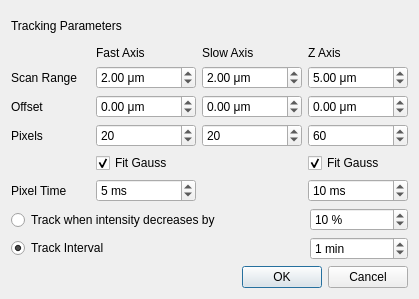
Old version of the form src/qudi/gui/confocal/set_tracking_parameters.ui in the repository tugatoconhelado/Qoptics_exp.
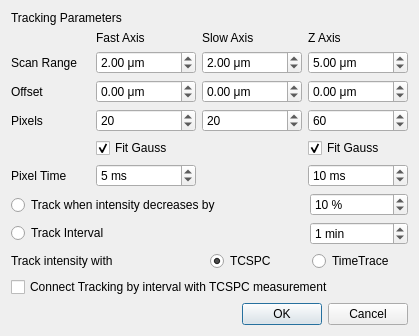
New version of the form.

Commit message: TCSPC progress bar

Diff of the .ui file:
```diff
--- a/src/qudi/gui/confocal/set_tracking_parameters.ui
+++ b/src/qudi/gui/confocal/set_tracking_parameters.ui
@@ -7,15 +7,15 @@
     <x>0</x>
     <y>0</y>
     <width>419</width>
-    <height>299</height>
+    <height>318</height>
    </rect>
   </property>
   <property name="windowTitle">
    <string>Set tracking parameters</string>
   </property>
-  <layout class="QVBoxLayout" name="verticalLayout_2">
+  <layout class="QVBoxLayout" name="verticalLayout_2" stretch="0,0">
    <item>
-    <layout class="QVBoxLayout" name="main_layout" stretch="1,5,1">
+    <layout class="QVBoxLayout" name="main_layout" stretch="1,0,2">
      <item>
       <layout class="QHBoxLayout" name="track_interval_layout">
        <item>
@@ -28,8 +28,6 @@
       </layout>
      </item>
      <item>
-      <layout class="QVBoxLayout" name="scan_config_layout" stretch="3">
-       <item>
         <layout class="QGridLayout" name="scan_parameters_layout" rowstretch="1,1,1,1,1,1" columnstretch="1,1,1,1">
          <item row="1" column="1">
           <widget class="QDoubleSpinBox" name="fast_axis_scan_size_spinbox">
@@ -326,10 +324,10 @@
          </item>
         </layout>
        </item>
-      </layout>
-     </item>
      <item>
-      <layout class="QHBoxLayout" name="tracking_config_layout" stretch="3,1">
+      <layout class="QVBoxLayout" name="tracking_config_layout">
+       <item>
+        <layout class="QHBoxLayout" name="tracking_interval_layout" stretch="3,1">
        <item>
         <layout class="QVBoxLayout" name="tracking_options_layout">
          <item>
@@ -352,7 +350,7 @@
         </layout>
        </item>
        <item>
-        <layout class="QVBoxLayout" name="verticalLayout_5">
+          <layout class="QVBoxLayout" name="tracking_values_layout">
          <item>
           <widget class="QSpinBox" name="track_intensity_spinbox">
            <property name="suffix">
@@ -380,6 +378,43 @@
           </widget>
          </item>
         </layout>
+         </item>
+        </layout>
+       </item>
+       <item>
+        <layout class="QHBoxLayout" name="intensity_tracker_layout" stretch="2,1,1">
+         <item>
+          <widget class="QLabel" name="intensity_tracker_label">
+           <property name="text">
+            <string>Track intensity with</string>
+           </property>
+          </widget>
+         </item>
+         <item>
+          <widget class="QRadioButton" name="track_with_tcspc_radiobutton">
+           <property name="text">
+            <string>TCSPC</string>
+           </property>
+           <property name="checked">
+            <bool>true</bool>
+           </property>
+          </widget>
+         </item>
+         <item>
+          <widget class="QRadioButton" name="track_with_timetrace_radiobutton">
+           <property name="text">
+            <string>TimeTrace</string>
+           </property>
+          </widget>
+         </item>
+        </layout>
+       </item>
+       <item>
+        <widget class="QCheckBox" name="connect_interval_track_to_tcspc_checkbox">
+         <property name="text">
+          <string>Connect Tracking by interval with TCSPC measurement</string>
+         </property>
+        </widget>
        </item>
       </layout>
      </item>
```
Lines whose indentation alone changed are shown as unchanged. The commit also changes 7 other files.
